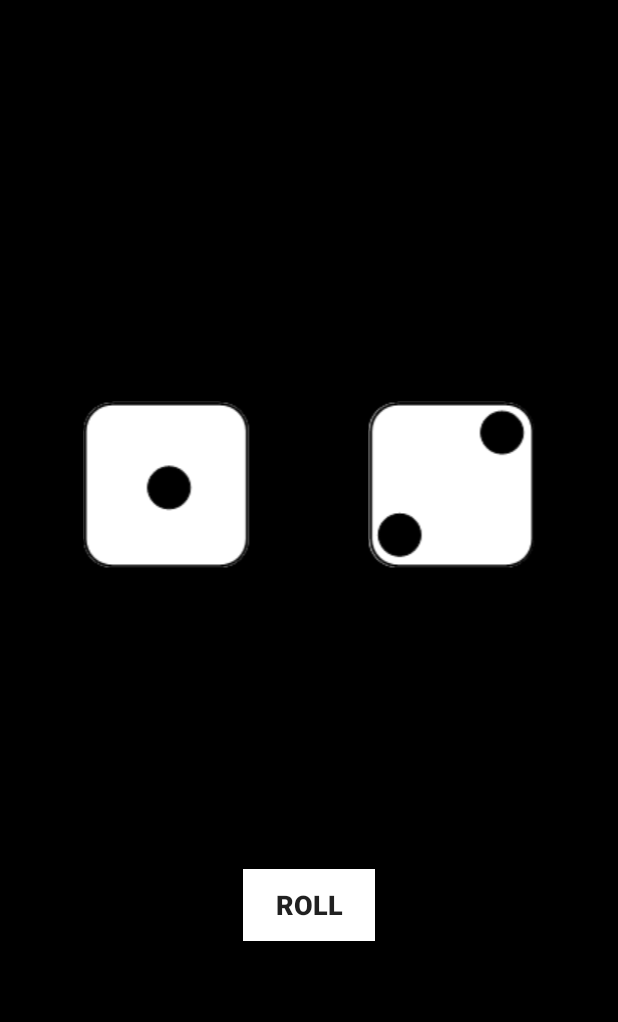
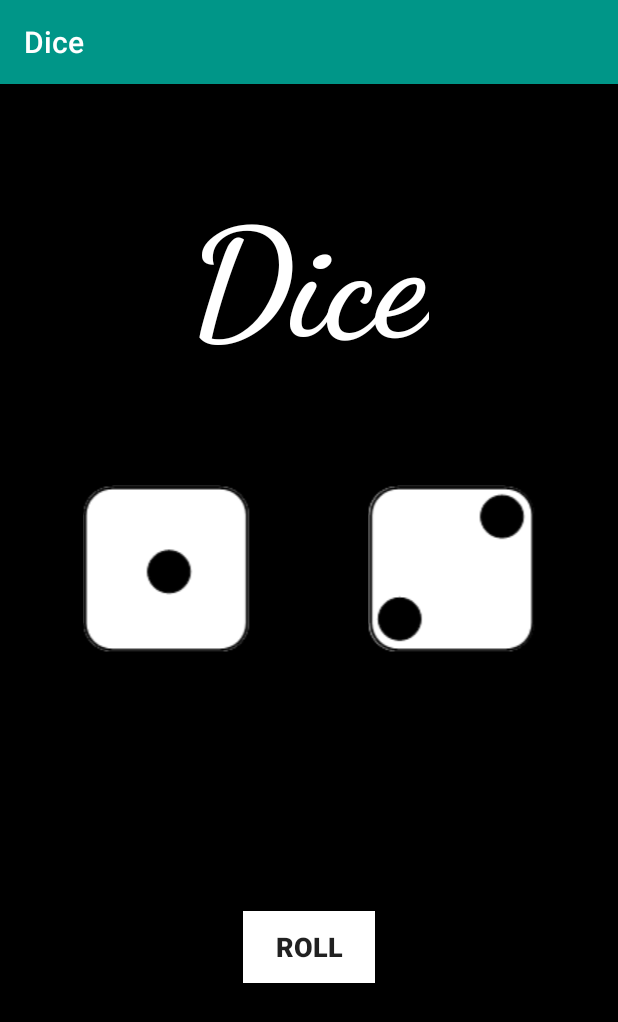
Before and after one commit to vishalhitech/Dice, an Android app: the screen it shows after launch (MainActivity), on a phone screen of 412 x 824 dp. Shown: the top 1022 px of the screen. Run offline under Robolectric (Android 15) with nearby library versions, the phone set to English and light mode, and no system bars.

Commit message:
App Completed

```diff
--- a/app/src/main/java/com/example/hp/dice/MainActivity.java
+++ b/app/src/main/java/com/example/hp/dice/MainActivity.java
@@ -2,6 +2,13 @@ package com.example.hp.dice;
 
 import android.support.v7.app.AppCompatActivity;
 import android.os.Bundle;
+import android.util.Log;
+import android.view.View;
+import android.widget.Button;
+import android.widget.ImageView;
+import android.widget.TextView;
+
+import java.util.Random;
 
 public class MainActivity extends AppCompatActivity {
 
@@ -9,5 +16,40 @@ public class MainActivity extends AppCompatActivity {
     protected void onCreate(Bundle savedInstanceState) {
         super.onCreate(savedInstanceState);
         setContentView(R.layout.activity_main);
+
+        Button rollButton = (Button) findViewById(R.id.rollButton);
+
+        final ImageView leftImage = (ImageView) findViewById(R.id.left_image);
+
+        final ImageView rightImage = (ImageView) findViewById(R.id.right_image);
+
+        final int[] diceimages =
+                {       R.drawable.dice1,
+                        R.drawable.dice2,
+                        R.drawable.dice3,
+                        R.drawable.dice4,
+                        R.drawable.dice5,
+                        R.drawable.dice6
+                };
+
+        rollButton.setOnClickListener(new View.OnClickListener() {
+            @Override
+            public void onClick(View v) {
+
+                Random rndGenrator = new Random();
+
+                int number = rndGenrator.nextInt(6);
+                Log.d("Dice","The Random No. is " + number);
+
+                leftImage.setImageResource(diceimages[number]);
+
+                number = rndGenrator.nextInt(6);
+                Log.d("Dice","The Random No. is " + number);
+
+                rightImage.setImageResource(diceimages[number]);
+            }
+        });
+
+
     }
 }
--- a/app/src/main/res/layout/activity_main.xml
+++ b/app/src/main/res/layout/activity_main.xml
@@ -16,8 +16,22 @@
     <RelativeLayout
         android:layout_width="match_parent"
         android:layout_height="231dp"
-        android:gravity="center">
+        android:gravity="center"
+        android:visibility="visible">
 
+        <TextView
+            android:id="@+id/textView"
+            android:layout_width="wrap_content"
+            android:layout_height="wrap_content"
+            android:layout_centerHorizontal="true"
+            android:layout_centerVertical="true"
+            android:fontFamily="cursive"
+            android:text="Dice"
+            android:textColor="@android:color/background_light"
+            android:textSize="100sp"
+            android:textStyle="bold"
+            tools:ignore="HardcodedText"
+            tools:targetApi="jelly_bean" />
     </RelativeLayout>
 
     <LinearLayout
--- a/app/src/main/res/values/styles.xml
+++ b/app/src/main/res/values/styles.xml
@@ -1,7 +1,7 @@
 <resources>
 
     <!-- Base application theme. -->
-    <style name="AppTheme" parent="Theme.AppCompat.Light.NoActionBar">
+    <style name="AppTheme" parent="Base.Theme.AppCompat.Light.DarkActionBar">
         <!-- Customize your theme here. -->
         <item name="colorPrimary">@color/colorPrimary</item>
         <item name="colorPrimaryDark">@color/colorPrimaryDark</item>
```
Also changed, not shown: app/src/main/ic_launcher-web.png, app/src/main/res/mipmap-hdpi/ic_launcher.png, app/src/main/res/mipmap-mdpi/ic_launcher.png, app/src/main/res/mipmap-xhdpi/ic_launcher.png, app/src/main/res/mipmap-xxhdpi/ic_launcher.png, app/src/main/res/mipmap-xxxhdpi/ic_launcher.png.
